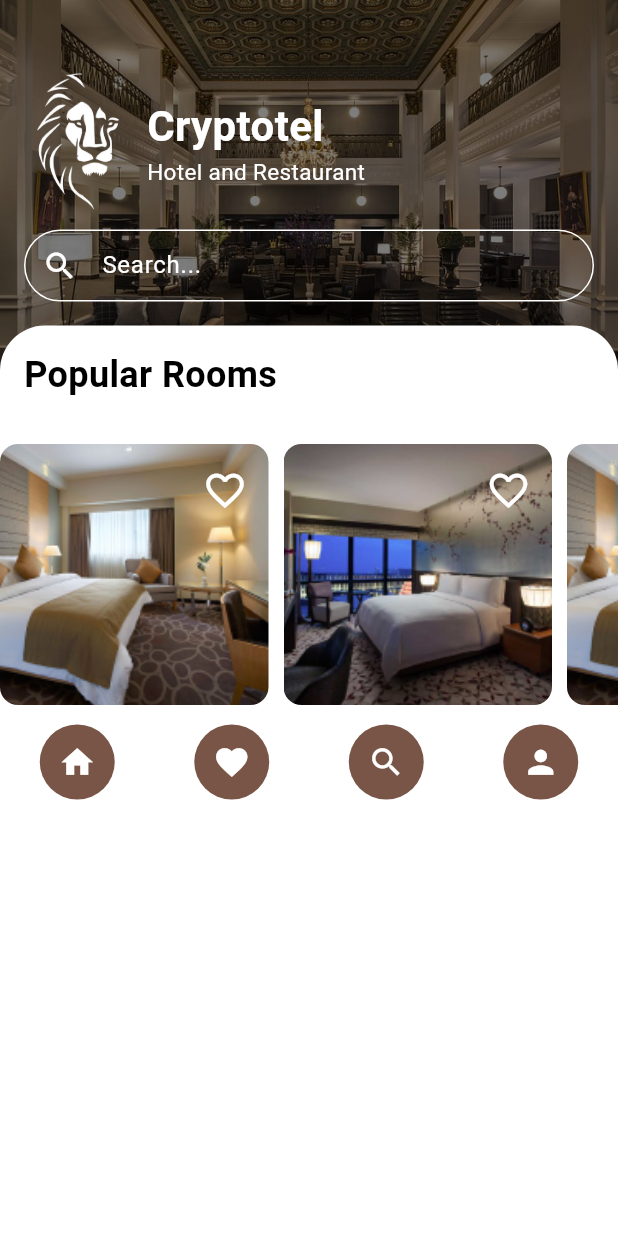
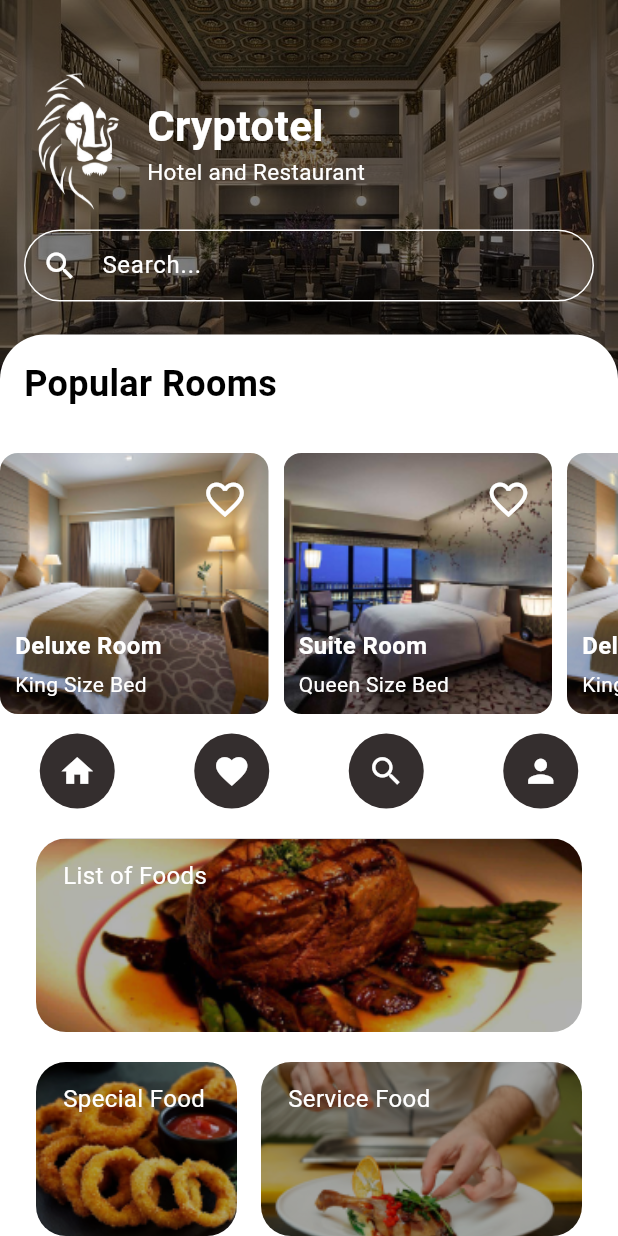
Before and after one commit to Arthritisboy/3Y1Cryptotel, a Flutter app: the HomeScreen screen opened directly, on a phone screen of 412 x 824 dp. Run offline on Flutter 3.47's test engine with Material 3 defaults, Android fonts, the phone set to English and light mode, and no system bars; our stand-ins replace google_fonts, transparent_image; Roboto replaces fonts that are missing (Inder).

Commit message:
Finished the homepage UI design

```diff
--- a/mobile/lib/presentation/screens/home_screen.dart
+++ b/mobile/lib/presentation/screens/home_screen.dart
@@ -1,6 +1,7 @@
 import 'package:flutter/material.dart';
 import 'package:transparent_image/transparent_image.dart';
-import 'package:hotel_flutter/presentation/widgets/circle_icon.dart';
+import 'package:hotel_flutter/presentation/widgets/image_with_text.dart';
+import 'package:hotel_flutter/presentation/widgets/bottom_home_icon_navigation.dart';
 import 'package:hotel_flutter/presentation/widgets/image_with_heart.dart';
 
 class HomeScreen extends StatefulWidget {
@@ -64,7 +65,7 @@ class _HomeScreenState extends State<HomeScreen> {
                             Text(
                               'Hotel and Restaurant',
                               style: TextStyle(
-                                fontSize: 15.0, // Adjust font size as needed
+                                fontSize: 15.0,
                                 fontWeight: FontWeight.w400,
                                 color: Colors.white,
                               ),
@@ -124,6 +125,7 @@ class _HomeScreenState extends State<HomeScreen> {
                         top: Radius.circular(30.0),
                       ),
                     ),
+                    child: SingleChildScrollView(
                       child: Column(
                         crossAxisAlignment: CrossAxisAlignment.start,
                         children: [
@@ -139,33 +141,72 @@ class _HomeScreenState extends State<HomeScreen> {
                             ),
                           ),
                           Container(
-                          height: 200.0, // Adjust height to fit content
+                            height: 200.0,
                             child: SingleChildScrollView(
                               scrollDirection: Axis.horizontal,
                               child: Row(
                                 children: [
                                   _buildImageWithHeart(
-                                    'assets/images/others/hotelroom_1.png'),
+                                      'assets/images/others/hotelroom_1.png',
+                                      'Deluxe Room',
+                                      'King Size Bed'),
                                   SizedBox(width: 10.0),
                                   _buildImageWithHeart(
-                                    'assets/images/others/hotelroom_2.png'),
+                                      'assets/images/others/hotelroom_2.png',
+                                      'Suite Room',
+                                      'Queen Size Bed'),
                                   SizedBox(width: 10.0),
                                   _buildImageWithHeart(
-                                    'assets/images/others/hotelroom_1.png'),
+                                      'assets/images/others/hotelroom_1.png',
+                                      'Deluxe Room',
+                                      'King Size Bed'),
                                 ],
                               ),
                             ),
                           ),
+                          BottomHomeIconNavigation(),
+                          Column(
+                            mainAxisAlignment: MainAxisAlignment.center,
+                            crossAxisAlignment: CrossAxisAlignment.center,
+                            children: [
+                              Container(
+                                width: 380,
+                                child: ImageWithText(
+                                  imagePath: 'assets/images/others/food.png',
+                                  text: 'List of Foods',
+                                  height: 129.0,
+                                  width: 380.0,
+                                ),
+                              ),
                               Row(
-                          mainAxisAlignment: MainAxisAlignment.spaceAround,
+                                mainAxisAlignment: MainAxisAlignment.center,
                                 children: [
-                            CircleIcon(iconData: Icons.home),
-                            CircleIcon(iconData: Icons.favorite),
-                            CircleIcon(iconData: Icons.search),
-                            CircleIcon(iconData: Icons.person),
+                                  Container(
+                                    width: 150.0,
+                                    child: ImageWithText(
+                                      imagePath:
+                                          'assets/images/others/special_food.png',
+                                      text: 'Special Food',
+                                      height: 116.0,
+                                      width: 150.0,
+                                    ),
+                                  ),
+                                  Container(
+                                    width: 230,
+                                    child: ImageWithText(
+                                      imagePath:
+                                          'assets/images/others/service_food.png',
+                                      text: 'Service Food',
+                                      height: 116.0,
+                                      width: 230.0,
+                                    ),
+                                  ),
                                 ],
                               ),
                             ],
+                          ),
+                        ],
+                      ),
                     ),
                   ),
                 ),
@@ -177,7 +218,8 @@ class _HomeScreenState extends State<HomeScreen> {
     );
   }
 
-  Widget _buildImageWithHeart(String imagePath) {
+  Widget _buildImageWithHeart(
+      String imagePath, String roomName, String typeOfRoom) {
     return ImageWithHeart(
       imagePath: imagePath,
       isHeartFilled: _heartStatus[imagePath] ?? false,
@@ -186,6 +228,8 @@ class _HomeScreenState extends State<HomeScreen> {
           _heartStatus[imagePath] = isFilled;
         });
       },
+      roomName: roomName,
+      typeOfRoom: typeOfRoom,
     );
   }
 }
--- /dev/null
+++ b/mobile/lib/presentation/widgets/bottom_home_icon_navigation.dart
@@ -0,0 +1,19 @@
+import 'package:flutter/material.dart';
+import 'circle_icon.dart';
+
+class BottomHomeIconNavigation extends StatelessWidget {
+  const BottomHomeIconNavigation({Key? key}) : super(key: key);
+
+  @override
+  Widget build(BuildContext context) {
+    return Row(
+      mainAxisAlignment: MainAxisAlignment.spaceAround,
+      children: [
+        CircleIcon(iconData: Icons.home),
+        CircleIcon(iconData: Icons.favorite),
+        CircleIcon(iconData: Icons.search),
+        CircleIcon(iconData: Icons.person),
+      ],
+    );
+  }
+}
--- a/mobile/lib/presentation/widgets/circle_icon.dart
+++ b/mobile/lib/presentation/widgets/circle_icon.dart
@@ -9,16 +9,16 @@ class CircleIcon extends StatelessWidget {
   const CircleIcon({
     Key? key,
     required this.iconData,
-    this.size = 50.0, // Default size
-    this.backgroundColor = Colors.brown, // Default background color
-    this.iconColor = Colors.white, // Default icon color
+    this.size = 50.0,
+    this.backgroundColor = const Color.fromARGB(255, 52, 46, 46),
+    this.iconColor = Colors.white,
   }) : super(key: key);
 
   @override
   Widget build(BuildContext context) {
     return Container(
-      width: size, // Set width of the circle
-      height: size, // Set height of the circle
+      width: size,
+      height: size,
       decoration: BoxDecoration(
         color: backgroundColor, // Background color (brown by default)
         shape: BoxShape.circle, // Circular shape
--- a/mobile/lib/presentation/widgets/image_with_heart.dart
+++ b/mobile/lib/presentation/widgets/image_with_heart.dart
@@ -4,12 +4,16 @@ class ImageWithHeart extends StatefulWidget {
   final String imagePath;
   final bool isHeartFilled;
   final Function(bool) onHeartPressed;
+  final String roomName;
+  final String typeOfRoom;
 
   const ImageWithHeart({
     Key? key,
     required this.imagePath,
     required this.isHeartFilled,
     required this.onHeartPressed,
+    required this.roomName,
+    required this.typeOfRoom,
   }) : super(key: key);
 
   @override
@@ -44,6 +48,32 @@ class _ImageWithHeartState extends State<ImageWithHeart> {
             },
           ),
         ),
+        Positioned(
+          bottom: 10.0,
+          left: 10.0,
+          child: Column(
+            crossAxisAlignment: CrossAxisAlignment.start,
+            children: [
+              Text(
+                widget.roomName,
+                style: TextStyle(
+                  fontSize: 16.0,
+                  fontWeight: FontWeight.bold,
+                  color: Colors.white,
+                ),
+              ),
+              SizedBox(height: 4.0),
+              Text(
+                widget.typeOfRoom,
+                style: TextStyle(
+                  fontSize: 14.0,
+                  fontWeight: FontWeight.w400,
+                  color: Colors.white,
+                ),
+              ),
+            ],
+          ),
+        ),
       ],
     );
   }
--- /dev/null
+++ b/mobile/lib/presentation/widgets/image_with_text.dart
@@ -0,0 +1,59 @@
+import 'package:flutter/material.dart';
+
+class ImageWithText extends StatelessWidget {
+  final String imagePath;
+  final String text;
+  final double borderRadius;
+  final double width;
+  final double height;
+
+  const ImageWithText({
+    Key? key,
+    required this.imagePath,
+    required this.text,
+    required this.width,
+    required this.height,
+    this.borderRadius = 20.0,
+  }) : super(key: key);
+
+  @override
+  Widget build(BuildContext context) {
+    return Padding(
+      padding: EdgeInsets.only(top: 20, left: 8, right: 8),
+      child: ClipRRect(
+        borderRadius: BorderRadius.circular(borderRadius),
+        child: Stack(
+          children: [
+            ColorFiltered(
+              colorFilter: ColorFilter.mode(
+                Colors.black.withOpacity(0.3),
+                BlendMode.darken,
+              ),
+              child: Image.asset(
+                imagePath,
+                fit: BoxFit.cover,
+                width: this.width,
+                height: this.height,
+              ),
+            ),
+            Positioned(
+              top: 5.0,
+              left: 10.0,
+              child: Container(
+                padding: EdgeInsets.all(8.0),
+                child: Text(
+                  text,
+                  style: TextStyle(
+                    color: Colors.white,
+                    fontWeight: FontWeight.w400,
+                    fontSize: 16.0,
+                  ),
+                ),
+              ),
+            ),
+          ],
+        ),
+      ),
+    );
+  }
+}
--- a/mobile/pubspec.yaml
+++ b/mobile/pubspec.yaml
@@ -64,6 +64,10 @@ flutter:
     - assets/images/others/homepage.jpg
     - assets/images/others/hotelroom_1.png
     - assets/images/others/hotelroom_2.png
+    - assets/images/others/food.png
+    - assets/images/others/service_food.png
+    - assets/images/others/special_food.png
+
   # The following line ensures that the Material Icons font is
   # included with your application, so that you can use the icons in
   # the material Icons class.
```
Also changed, not shown: mobile/assets/images/others/food.png (added), mobile/assets/images/others/service_food.png (added), mobile/assets/images/others/special_food.png (added). Lines whose indentation alone changed are shown as unchanged.
